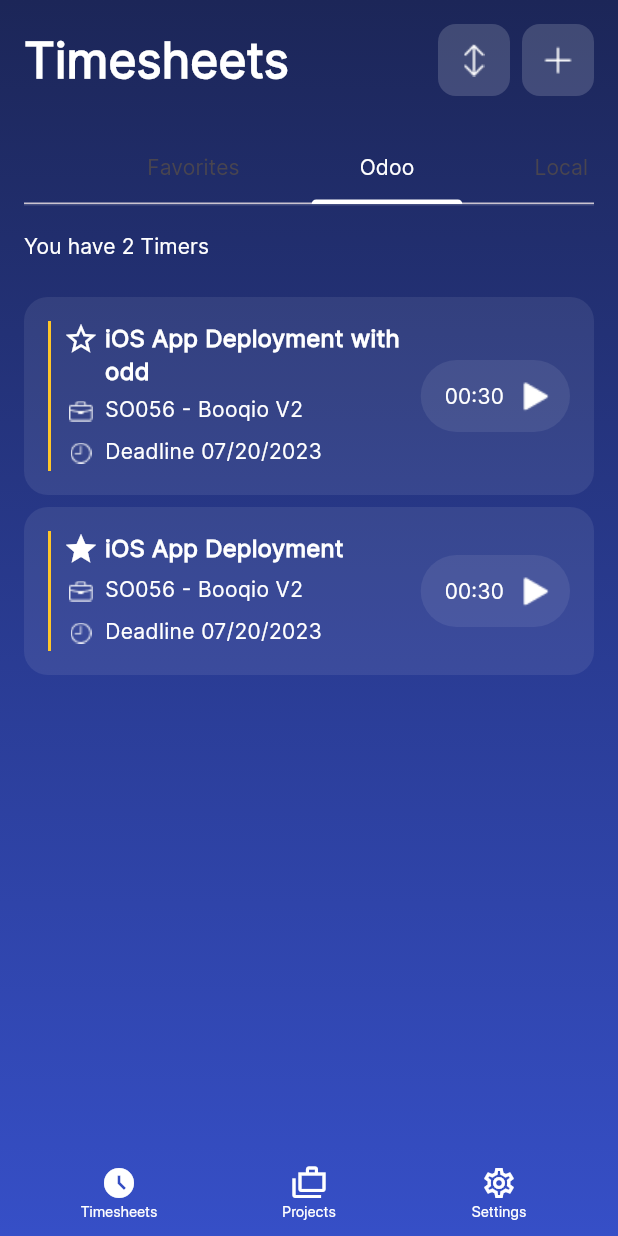
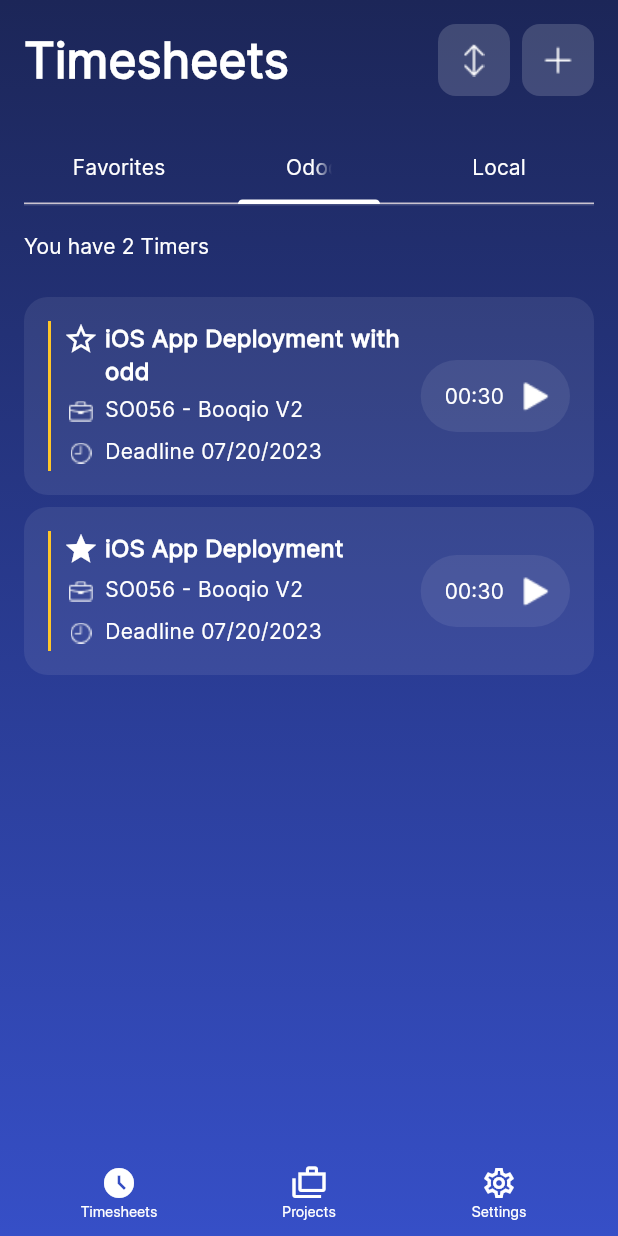
Before and after one commit to AlexEduV/apexive_test_timers_flutter, a Flutter app: the screen it shows after launch, on a phone screen of 412 x 824 dp. Run offline on Flutter 3.47's test engine with Material 3 defaults, Android fonts, the phone set to English and light mode, and no system bars.

Commit message:
fixing tabBar after flutter upgrade;
still clipping on the edges of long tab titles persists;

```diff
--- a/apexive_senior_flutter_engineer_timers_test/lib/pages/my_home_page.dart
+++ b/apexive_senior_flutter_engineer_timers_test/lib/pages/my_home_page.dart
@@ -116,9 +116,6 @@ class _MyHomePageState extends State<MyHomePage> {
                           color: Colors.white.withOpacity(.16),
                         ),),
                     ),
-                    child: Container(
-                      alignment: Alignment.center,
-                      width: double.maxFinite,
                     child: DefaultTabController(
                         initialIndex: 1,
                         length: 3,
@@ -131,7 +128,8 @@ class _MyHomePageState extends State<MyHomePage> {
                           labelStyle: TypographyStyles.getLabelLarge(),
                           indicatorColor: Colors.white,
                           indicatorSize: TabBarIndicatorSize.label,
-                            isScrollable: true,
+                          unselectedLabelColor: Colors.white,
+                          //isScrollable: true,
                           tabs: [
                             const Padding(
                               padding: EdgeInsets.symmetric(horizontal: 16.0),
@@ -146,7 +144,6 @@ class _MyHomePageState extends State<MyHomePage> {
                               child: Tab(text: 'Local',),
                             ),
                           ],
-                          ),
                         ),
                     ),
                   ),
```
Lines whose indentation alone changed are shown as unchanged.
